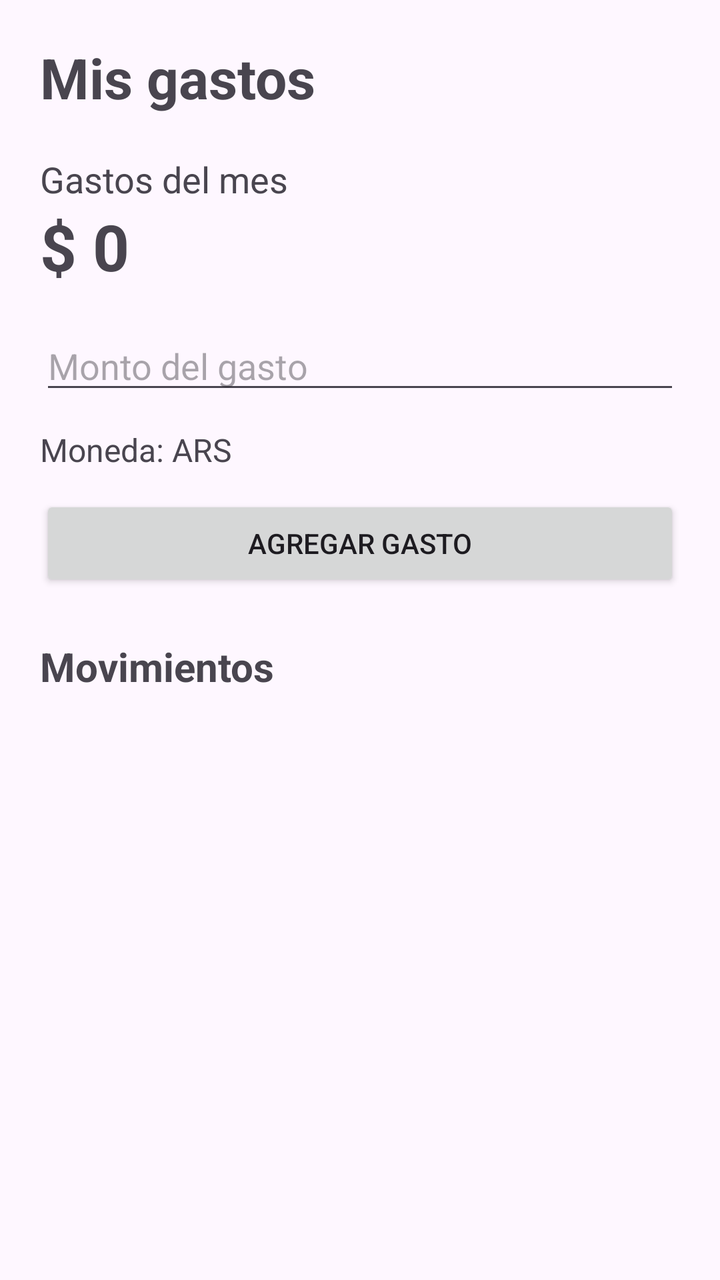
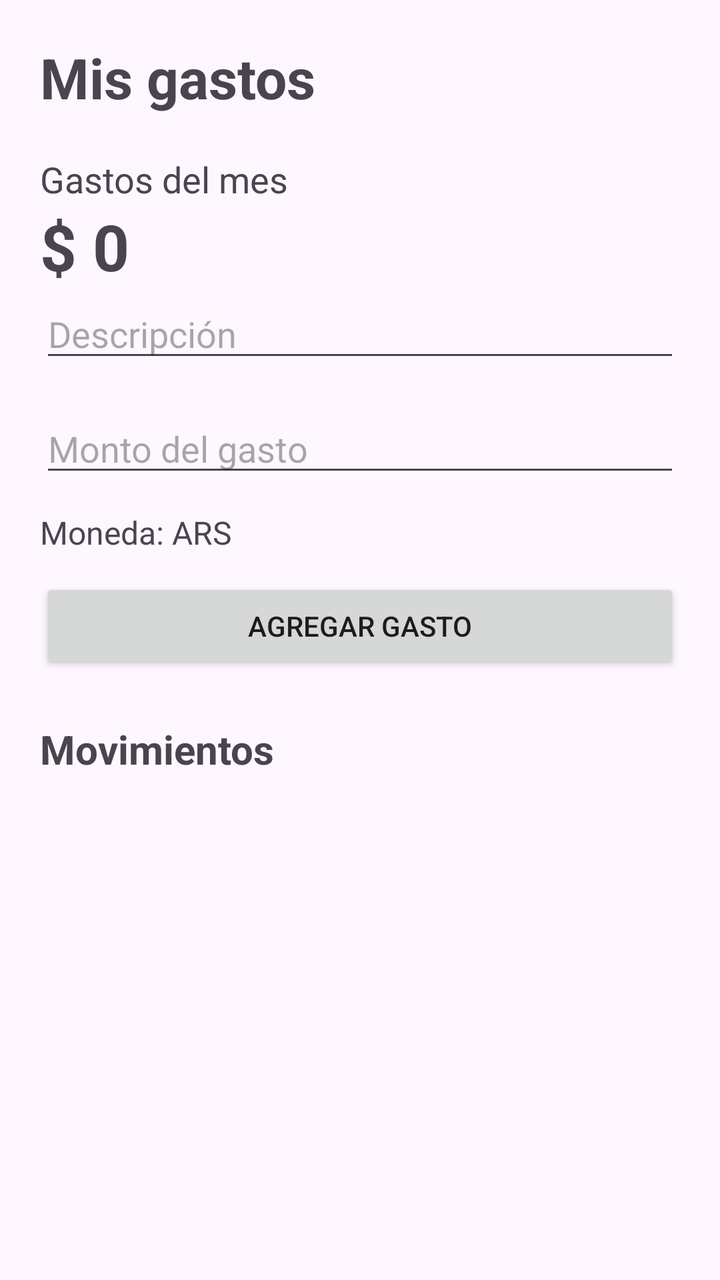

Two renders of the same Android screen: before a commit and after it. Below are the layout's source before the change and the commit's diff.
<!-- AndroidManifest.xml: application theme Theme.MisGastos -->
<!-- res/layout/activity_main.xml -->
<?xml version="1.0" encoding="utf-8"?>
<androidx.constraintlayout.widget.ConstraintLayout
    xmlns:android="http://schemas.android.com/apk/res/android"
    xmlns:app="http://schemas.android.com/apk/res-auto"
    android:id="@+id/main"
    android:layout_width="match_parent"
    android:layout_height="match_parent">

    <LinearLayout
        android:layout_width="match_parent"
        android:layout_height="match_parent"
        android:orientation="vertical"
        android:padding="20dp">

        
        <TextView
            android:layout_width="wrap_content"
            android:layout_height="wrap_content"
            android:text="Mis gastos"
            android:textSize="28sp"
            android:textStyle="bold" />

        
        <TextView
            android:layout_width="wrap_content"
            android:layout_height="wrap_content"
            android:layout_marginTop="20dp"
            android:text="Gastos del mes"
            android:textSize="18sp" />

        
        <TextView
            android:id="@+id/txtTotal"
            android:layout_width="wrap_content"
            android:layout_height="wrap_content"
            android:text="$ 0"
            android:textSize="32sp"
            android:textStyle="bold" />

        
        <EditText
            android:id="@+id/edAmount"
            android:layout_width="match_parent"
            android:layout_height="wrap_content"
            android:layout_marginTop="16dp"
            android:hint="Monto del gasto"
            android:inputType="numberDecimal"
            android:autofillHints="none" />

        
        <LinearLayout
            android:layout_width="match_parent"
            android:layout_height="wrap_content"
            android:orientation="horizontal"
            android:layout_marginTop="12dp">

            <TextView
                android:layout_width="wrap_content"
                android:layout_height="wrap_content"
                android:text="Moneda: ARS"
                android:textSize="16sp" />

        </LinearLayout>

        
        <Button
            android:id="@+id/btnAdd"
            android:layout_width="match_parent"
            android:layout_height="wrap_content"
            android:layout_marginTop="12dp"
            android:text="Agregar gasto" />

        
        <TextView
            android:layout_width="wrap_content"
            android:layout_height="wrap_content"
            android:layout_marginTop="24dp"
            android:text="Movimientos"
            android:textSize="20sp"
            android:textStyle="bold" />

        
        <ScrollView
            android:layout_width="match_parent"
            android:layout_height="0dp"
            android:layout_weight="1"
            android:layout_marginTop="12dp">

            <LinearLayout
                android:id="@+id/layoutMovimientos"
                android:layout_width="match_parent"
                android:layout_height="wrap_content"
                android:orientation="vertical" />

        </ScrollView>

    </LinearLayout>

</androidx.constraintlayout.widget.ConstraintLayout>
<!-- resources referenced by this layout -->
<resources>
  <style name="Theme.MisGastos" parent="Base.Theme.MisGastos" />
  <style name="Base.Theme.MisGastos" parent="Theme.Material3.DayNight.NoActionBar">
          
          
      </style>
</resources>

<!-- the commit's change to res/layout/activity_main.xml (unified diff, before → after) -->
@@ -36,6 +36,13 @@
             android:text="$ 0"
             android:textSize="32sp"
             android:textStyle="bold" />
+
+        <EditText
+            android:id="@+id/edDescription"
+            android:layout_width="match_parent"
+            android:layout_height="wrap_content"
+            android:hint="Descripción"
+            android:inputType="text" />
 
         
         <EditText
